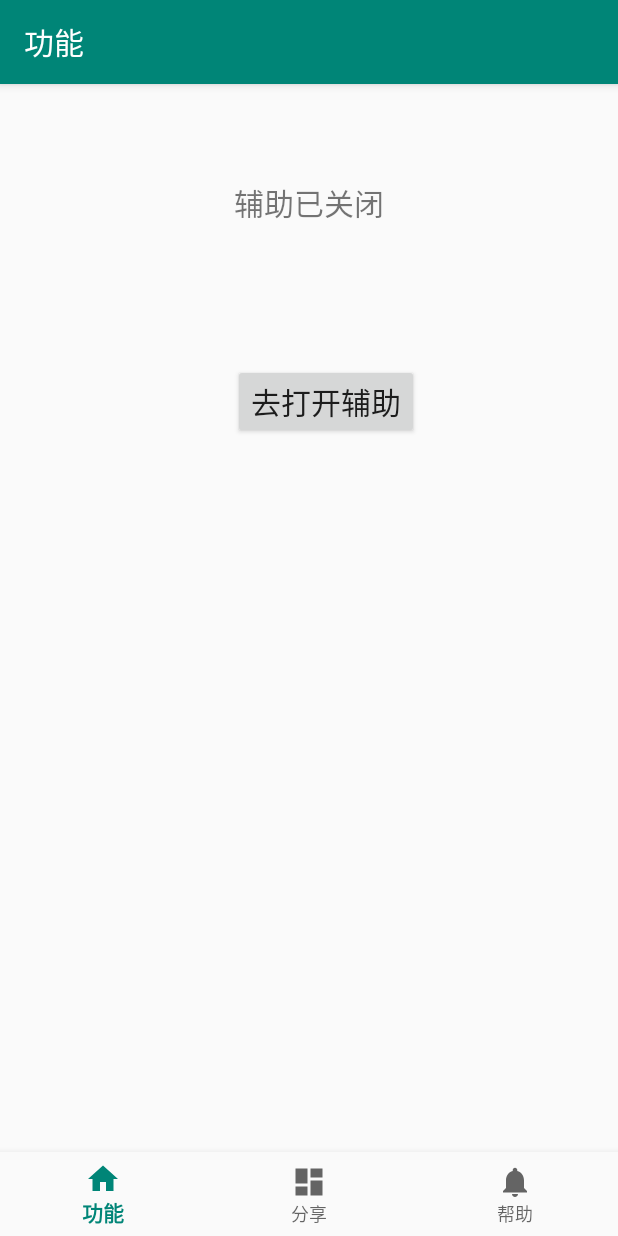
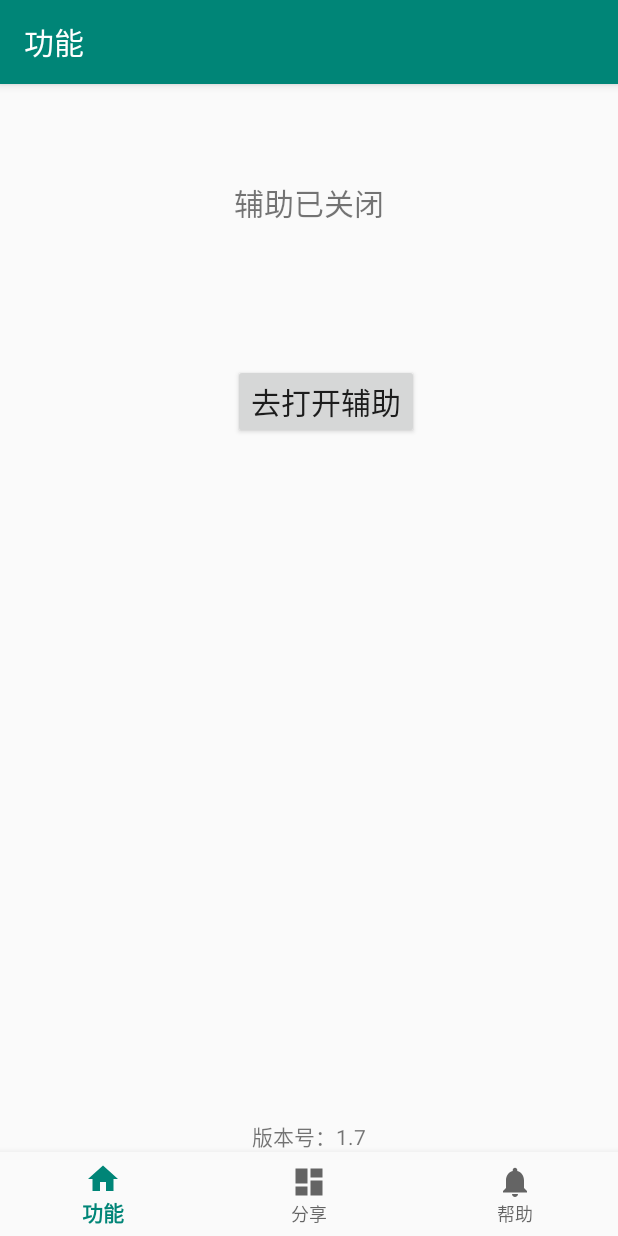
Before and after one commit to asunicom/autooper, an Android app: the screen it shows after launch (MainActivity), on a phone screen of 412 x 824 dp. Run offline under Robolectric (Android 15) with nearby library versions, the phone set to English and light mode, and no system bars; our stand-ins replace navigation-ui; 1 statement that could not run was skipped.

```diff
--- a/app/build.gradle
+++ b/app/build.gradle
@@ -7,8 +7,8 @@ android {
         applicationId "com.madq.autooper"
         minSdkVersion 21
         targetSdkVersion 29
-        versionCode 201912092
-        versionName "1.6"
+        versionCode 201912093
+        versionName "1.7"
         testInstrumentationRunner "androidx.test.runner.AndroidJUnitRunner"
     }
     signingConfigs {
--- a/app/src/main/java/com/madq/autooper/ui/home/HomeFragment.java
+++ b/app/src/main/java/com/madq/autooper/ui/home/HomeFragment.java
@@ -1,6 +1,7 @@
 package com.madq.autooper.ui.home;
 
 import android.content.Intent;
+import android.os.Build;
 import android.os.Bundle;
 import android.provider.Settings;
 import android.view.LayoutInflater;
@@ -13,6 +14,7 @@ import androidx.annotation.Nullable;
 import androidx.fragment.app.Fragment;
 import androidx.lifecycle.Observer;
 import androidx.lifecycle.ViewModelProviders;
+import com.madq.autooper.BuildConfig;
 import com.madq.autooper.R;
 import com.madq.autooper.service.VideoAccessibilityService;
 
@@ -22,12 +24,14 @@ public class HomeFragment extends Fragment {
 
     private Button button;
     private TextView textView;
+    private TextView tvVersion;
 
     public View onCreateView(@NonNull LayoutInflater inflater,
                              ViewGroup container, Bundle savedInstanceState) {
         homeViewModel =
                 ViewModelProviders.of(this).get(HomeViewModel.class);
         View root = inflater.inflate(R.layout.fragment_home, container, false);
+        tvVersion = root.findViewById(R.id.tv_version);
         textView = root.findViewById(R.id.text_home);
         homeViewModel.getText().observe(this, new Observer<String>() {
             @Override
@@ -35,6 +39,8 @@ public class HomeFragment extends Fragment {
                 textView.setText(s);
             }
         });
+
+
         button = root.findViewById(R.id.button);
         button.setOnClickListener(new View.OnClickListener() {
             @Override
@@ -49,6 +55,8 @@ public class HomeFragment extends Fragment {
                 }
             }
         });
+
+        tvVersion.setText("版本号：" + BuildConfig.VERSION_NAME);
         return root;
     }
 
@@ -62,5 +70,13 @@ public class HomeFragment extends Fragment {
             textView.setText("辅助已关闭");
             button.setText("去打开辅助");
         }
+        checkValid();
+    }
+
+    private void checkValid() {
+        if (Build.VERSION.SDK_INT < Build.VERSION_CODES.N) {
+            button.setVisibility(View.INVISIBLE);
+            textView.setText("不支持你手机，用不了用不了");
+        }
     }
 }
--- a/app/src/main/java/com/madq/autooper/ui/home/HomeViewModel.java
+++ b/app/src/main/java/com/madq/autooper/ui/home/HomeViewModel.java
@@ -1,5 +1,6 @@
 package com.madq.autooper.ui.home;
 
+import android.os.Build;
 import androidx.lifecycle.LiveData;
 import androidx.lifecycle.MutableLiveData;
 import androidx.lifecycle.ViewModel;
@@ -11,6 +12,9 @@ public class HomeViewModel extends ViewModel {
     public HomeViewModel() {
         mText = new MutableLiveData<>();
         mText.setValue("打开辅助开关");
+        if (Build.VERSION.SDK_INT < Build.VERSION_CODES.N) {
+            mText.setValue("手机不支持本软件");
+        }
     }
 
     public LiveData<String> getText() {
--- a/app/src/main/java/com/madq/autooper/util/UpdateTool.java
+++ b/app/src/main/java/com/madq/autooper/util/UpdateTool.java
@@ -51,7 +51,7 @@ public class UpdateTool {
 
                     @Override
                     public void onRequestVersionFailure(String message) {
-
+                        Log.e("mdq", message);
                     }
                 }).setForceRedownload(true)
                 .setDownloadAPKPath(App.context.getExternalFilesDir("download").getAbsolutePath() + "/");
--- a/app/src/main/res/layout/fragment_home.xml
+++ b/app/src/main/res/layout/fragment_home.xml
@@ -30,4 +30,13 @@
             app:layout_constraintStart_toStartOf="parent"
             app:layout_constraintTop_toBottomOf="@+id/text_home"
             app:layout_constraintVertical_bias="0.13999999" />
+
+    <TextView
+            android:id="@+id/tv_version"
+            android:layout_width="wrap_content"
+            android:layout_height="wrap_content"
+            android:text="TextView"
+            app:layout_constraintBottom_toBottomOf="parent"
+            app:layout_constraintEnd_toEndOf="parent"
+            app:layout_constraintStart_toStartOf="parent" />
 </androidx.constraintlayout.widget.ConstraintLayout>
```
